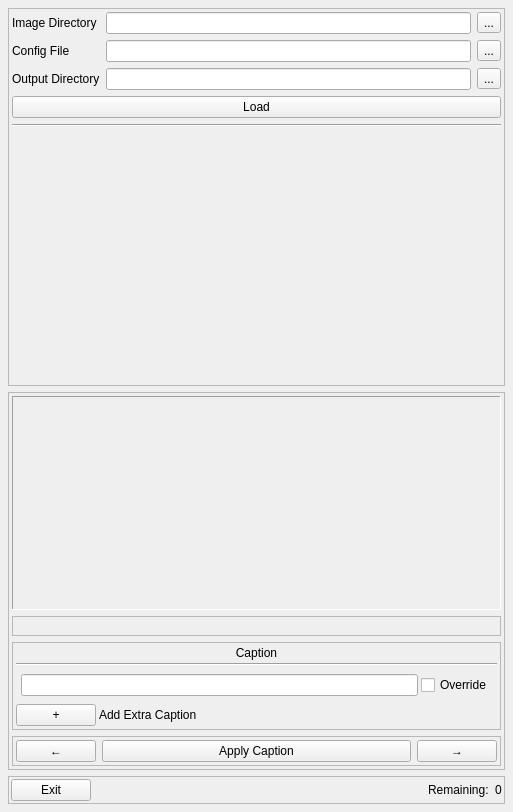
Qt form nectargan/annotations/creator/ui/annotation_creator.ui (ZacharyBork/NectarGAN) before a commit.
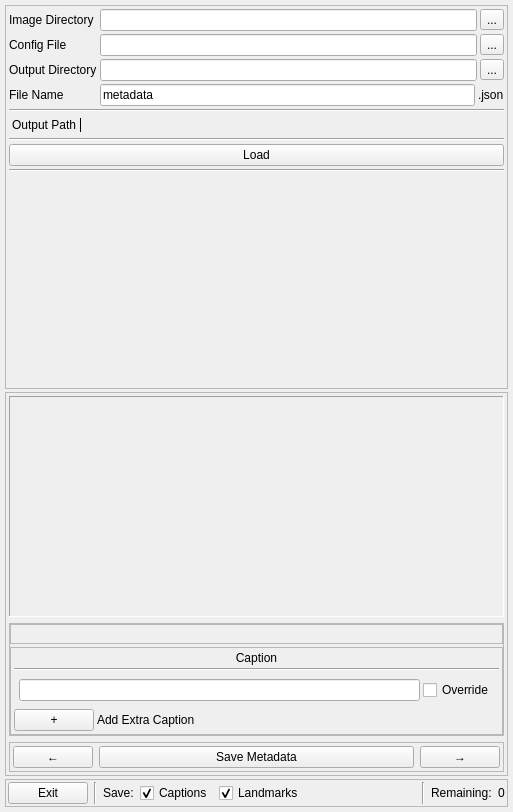
The same form after that commit.

Commit message: Added caption and landmark save toggling to annotation creator

Diff of the .ui file:
```diff
--- a/nectargan/annotations/creator/ui/annotation_creator.ui
+++ b/nectargan/annotations/creator/ui/annotation_creator.ui
@@ -34,17 +34,20 @@
    </property>
    <item>
     <layout class="QVBoxLayout" name="verticalLayout">
+     <property name="spacing">
+      <number>3</number>
+     </property>
      <property name="leftMargin">
-      <number>6</number>
+      <number>3</number>
      </property>
      <property name="topMargin">
-      <number>6</number>
+      <number>3</number>
      </property>
      <property name="rightMargin">
-      <number>6</number>
+      <number>3</number>
      </property>
      <property name="bottomMargin">
-      <number>6</number>
+      <number>3</number>
      </property>
      <item>
       <widget class="QFrame" name="config_frame">
@@ -61,6 +64,9 @@
         <enum>QFrame::Raised</enum>
        </property>
        <layout class="QVBoxLayout" name="verticalLayout_3">
+        <property name="spacing">
+         <number>3</number>
+        </property>
         <property name="leftMargin">
          <number>3</number>
         </property>
@@ -138,7 +144,101 @@
             </item>
            </layout>
           </item>
-         </layout>
+          <item row="3" column="0">
+           <widget class="QLabel" name="label_8">
+            <property name="text">
+             <string>File Name</string>
+            </property>
+           </widget>
+          </item>
+          <item row="3" column="1">
+           <layout class="QHBoxLayout" name="horizontalLayout_7">
+            <item>
+             <widget class="QLineEdit" name="metadata_file_name">
+              <property name="text">
+               <string>metadata</string>
+              </property>
+             </widget>
+            </item>
+            <item>
+             <widget class="QLabel" name="label_10">
+              <property name="text">
+               <string>.json</string>
+              </property>
+             </widget>
+            </item>
+           </layout>
+          </item>
+         </layout>
+        </item>
+        <item>
+         <widget class="Line" name="line_5">
+          <property name="orientation">
+           <enum>Qt::Horizontal</enum>
+          </property>
+         </widget>
+        </item>
+        <item>
+         <layout class="QHBoxLayout" name="horizontalLayout_9">
+          <property name="leftMargin">
+           <number>3</number>
+          </property>
+          <property name="topMargin">
+           <number>3</number>
+          </property>
+          <property name="rightMargin">
+           <number>3</number>
+          </property>
+          <property name="bottomMargin">
+           <number>3</number>
+          </property>
+          <item>
+           <widget class="QLabel" name="label_9">
+            <property name="sizePolicy">
+             <sizepolicy hsizetype="Maximum" vsizetype="Preferred">
+              <horstretch>0</horstretch>
+              <verstretch>0</verstretch>
+             </sizepolicy>
+            </property>
+            <property name="text">
+             <string>Output Path</string>
+            </property>
+           </widget>
+          </item>
+          <item>
+           <widget class="Line" name="line_6">
+            <property name="sizePolicy">
+             <sizepolicy hsizetype="Fixed" vsizetype="Ignored">
+              <horstretch>0</horstretch>
+              <verstretch>2</verstretch>
+             </sizepolicy>
+            </property>
+            <property name="frameShadow">
+             <enum>QFrame::Plain</enum>
+            </property>
+            <property name="lineWidth">
+             <number>1</number>
+            </property>
+            <property name="orientation">
+             <enum>Qt::Vertical</enum>
+            </property>
+           </widget>
+          </item>
+          <item>
+           <widget class="QLabel" name="metadata_file_path">
+            <property name="text">
+             <string/>
+            </property>
+           </widget>
+          </item>
+         </layout>
+        </item>
+        <item>
+         <widget class="Line" name="line_7">
+          <property name="orientation">
+           <enum>Qt::Horizontal</enum>
+          </property>
+         </widget>
         </item>
         <item>
          <widget class="QPushButton" name="load_set">
@@ -231,6 +331,30 @@
          </widget>
         </item>
         <item>
+         <widget class="QFrame" name="captions_frame">
+          <property name="frameShape">
+           <enum>QFrame::StyledPanel</enum>
+          </property>
+          <property name="frameShadow">
+           <enum>QFrame::Raised</enum>
+          </property>
+          <layout class="QVBoxLayout" name="verticalLayout_8">
+           <property name="spacing">
+            <number>3</number>
+           </property>
+           <property name="leftMargin">
+            <number>0</number>
+           </property>
+           <property name="topMargin">
+            <number>0</number>
+           </property>
+           <property name="rightMargin">
+            <number>0</number>
+           </property>
+           <property name="bottomMargin">
+            <number>0</number>
+           </property>
+           <item>
          <widget class="QFrame" name="frame_2">
           <property name="frameShape">
            <enum>QFrame::StyledPanel</enum>
@@ -370,6 +494,9 @@
           </layout>
          </widget>
         </item>
+          </layout>
+         </widget>
+        </item>
         <item>
          <widget class="QFrame" name="frame_3">
           <property name="frameShape">
@@ -413,7 +540,7 @@
               </sizepolicy>
              </property>
              <property name="text">
-              <string>Apply Caption</string>
+              <string>Save Metadata</string>
              </property>
             </widget>
            </item>
@@ -470,6 +597,40 @@
           </property>
          </widget>
         </item>
+        <item>
+         <widget class="Line" name="line_3">
+          <property name="orientation">
+           <enum>Qt::Vertical</enum>
+          </property>
+         </widget>
+        </item>
+        <item>
+         <widget class="QLabel" name="label_7">
+          <property name="text">
+           <string>Save:</string>
+          </property>
+         </widget>
+        </item>
+        <item>
+         <widget class="QCheckBox" name="save_captions">
+          <property name="text">
+           <string>Captions</string>
+          </property>
+          <property name="checked">
+           <bool>true</bool>
+          </property>
+         </widget>
+        </item>
+        <item>
+         <widget class="QCheckBox" name="save_landmarks">
+          <property name="text">
+           <string>Landmarks</string>
+          </property>
+          <property name="checked">
+           <bool>true</bool>
+          </property>
+         </widget>
+        </item>
         <item>
          <spacer name="horizontalSpacer">
           <property name="orientation">
@@ -483,6 +644,13 @@
           </property>
          </spacer>
         </item>
+        <item>
+         <widget class="Line" name="line_4">
+          <property name="orientation">
+           <enum>Qt::Vertical</enum>
+          </property>
+         </widget>
+        </item>
         <item>
          <widget class="QLabel" name="label_5">
           <property name="text">
```
Left out of the diff: 10 changed lines with no effect on the pictures. Lines whose indentation alone changed are shown as unchanged. The commit also changes 2 other files.
